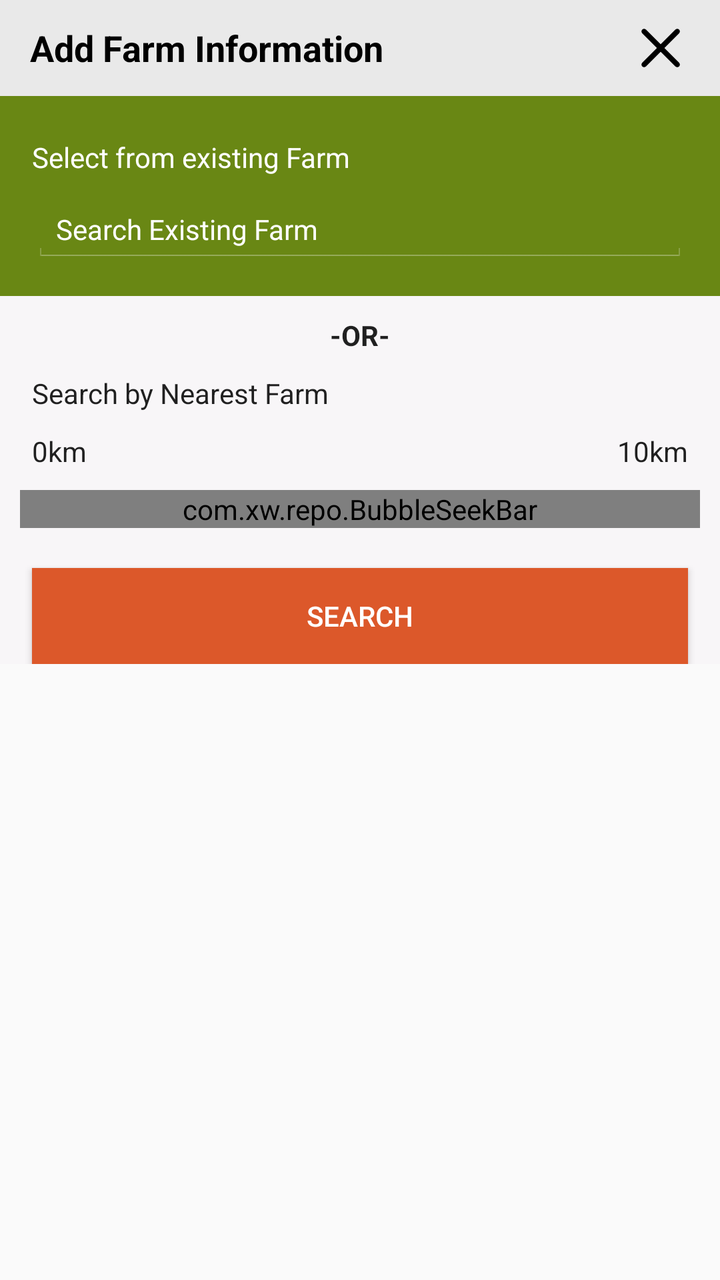
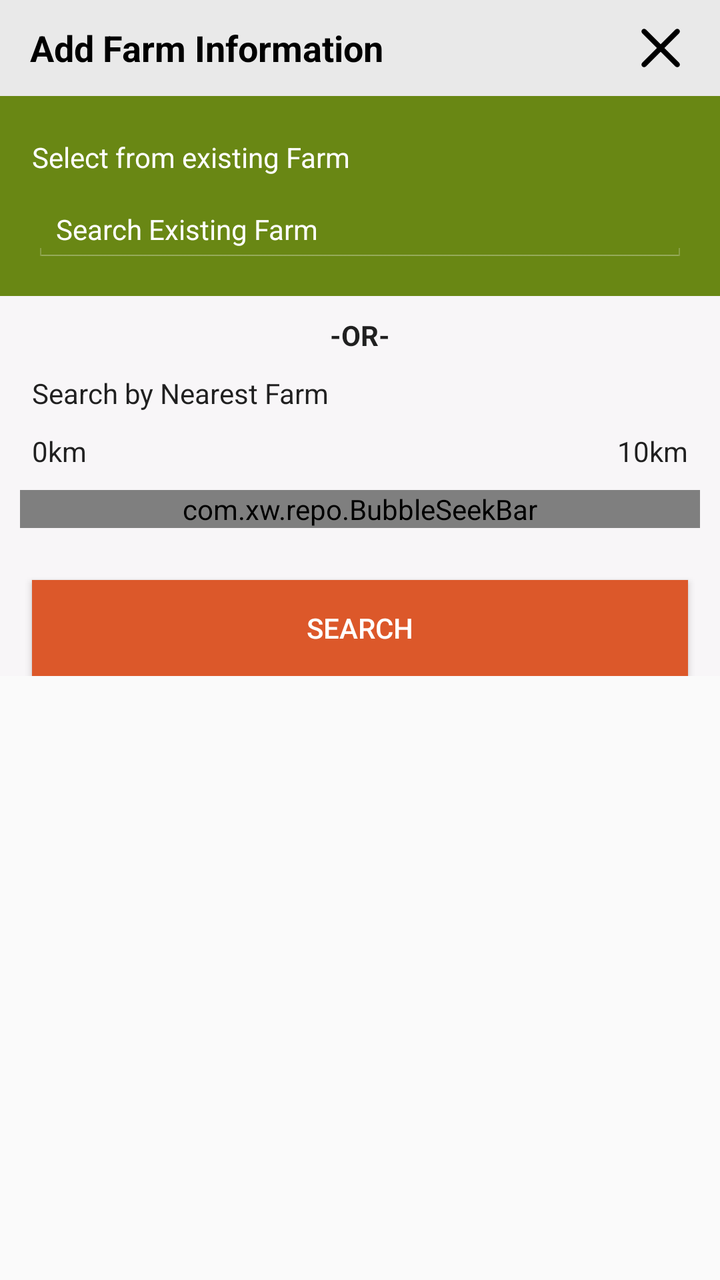

Screens rendered from an Android XML layout before and after an edit, with the pre-edit source and the edit as a unified diff.
<!-- AndroidManifest.xml: application theme AppCompactTheme -->
<!-- res/layout/acivity_multifarm_farm.xml -->
<RelativeLayout xmlns:android="http://schemas.android.com/apk/res/android"
    xmlns:app="http://schemas.android.com/apk/res-auto"
    xmlns:tools="http://schemas.android.com/tools"
    android:layout_width="match_parent"
    android:layout_height="match_parent"
    android:background="@color/ofis_page_background"
    tools:context="com.olam.digital.ofis.FindFarmerActivity"
    android:id="@+id/layout_find_farmer"
    tools:ignore="Overdraw">

    <LinearLayout
        android:orientation="vertical"
        android:layout_width="match_parent"
        android:layout_height="wrap_content"
        android:id="@+id/topSection"
        android:background="@color/ofis_farmer_screen_actions_background">

        <LinearLayout
            android:id="@+id/ll_title"
            android:layout_width="match_parent"
            android:layout_height="wrap_content"
            android:gravity="center"
            android:weightSum="10"
            android:background="@color/dark_gray"
            android:orientation="horizontal">

            <ImageView
                android:visibility="gone"
                android:layout_width="wrap_content"
                android:src="@drawable/ic_consent_close"
                android:layout_alignTop="@+id/signature_pad"
                android:id="@+id/back_btn"
                android:padding="10dp"
                android:layout_weight="1"
                android:gravity="left|end"
                android:layout_height="wrap_content" />

            <TextView
                android:id="@+id/tv_title_matchresult_dialog"
                android:layout_width="wrap_content"
                android:layout_height="wrap_content"
                android:layout_marginTop="5dp"
                android:layout_marginBottom="5dp"
                android:textColor="@color/black"
                android:padding="5dp"
                android:layout_marginLeft="10dp"
                android:text="@string/add_farm_Information"
                android:layout_weight="9"
                android:textAppearance="?android:textAppearanceMedium"
                android:textStyle="bold" />

            <ImageView
                android:layout_width="wrap_content"
                android:src="@drawable/ic_close_info"
                android:layout_alignTop="@+id/signature_pad"
                android:id="@+id/cancel_btn"
                android:padding="10dp"
                android:layout_weight="1"
                android:gravity="right|end"
                android:layout_height="wrap_content" />
        </LinearLayout>

        <LinearLayout
            android:id="@+id/existingFarmLayout"
            android:layout_width="match_parent"
            android:layout_height="wrap_content"
            android:orientation="vertical">

            <LinearLayout
                android:layout_width="match_parent"
                android:layout_height="wrap_content"
                android:layout_margin="@dimen/activity_horizontal_margin"
                android:orientation="vertical">
            <TextView
                android:layout_width="match_parent"
                android:textColor="@color/white"
                android:layout_marginTop="5dp"
                android:text="@string/select_from_existing_farm"
                android:layout_height="wrap_content"/>


                <LinearLayout
                    android:orientation="horizontal"
                    android:layout_width="match_parent"
                    android:layout_height="match_parent"
                    android:layout_marginTop="@dimen/margin_10"
                    android:background="@drawable/ofis_edit_text_holo_dark">

                    <EditText
                        android:layout_width="match_parent"
                        android:layout_height="wrap_content"
                        android:inputType="textCapWords"
                        android:textColorHint="@color/ofis_base_font_white"
                        android:textSize="@dimen/ofis_input_field_text"
                        android:id="@+id/existingFarmTV"
                        android:layout_weight="1"
                        android:textColor="@color/ofis_base_font_white"
                        android:hint="@string/search_existing_farm"
                        android:background="@android:color/transparent"/>
                    <ImageButton
                        android:layout_width="match_parent"
                        android:layout_height="match_parent"
                        android:id="@+id/imageButton"
                        android:layout_weight="8"
                        app:srcCompat="@drawable/ic_search"
                        android:background="@android:color/transparent"
                        android:contentDescription="@string/Search" />
                </LinearLayout>

            </LinearLayout>

        </LinearLayout>

    </LinearLayout>
    <LinearLayout
        android:id="@+id/searchSection"
        android:layout_width="match_parent"
        android:layout_height="wrap_content"
        android:layout_below="@+id/topSection"
        android:background="@color/btn_primary_inner"
        android:layout_marginBottom="@dimen/margin_10"
        android:orientation="vertical">
        <TextView
            android:text="-OR-"
            android:layout_width="match_parent"
            android:layout_gravity="center"
            android:gravity="center"
            android:textStyle="bold"
            android:layout_margin="@dimen/margin_10"
            android:textColor="@color/ofis_text_field"
            android:layout_height="wrap_content"/>

        <TextView
            android:text="@string/select_by_nearest_farm"
            android:layout_width="match_parent"
            android:layout_marginLeft="@dimen/activity_horizontal_margin"
            android:textColor="@color/ofis_text_field"
            android:layout_height="wrap_content"/>
        <RelativeLayout
            android:layout_width="match_parent"
            android:layout_marginTop="@dimen/margin_10"
            android:layout_marginLeft="@dimen/activity_vertical_margin"
            android:layout_marginRight="@dimen/activity_vertical_margin"
            android:layout_height="wrap_content">

            <TextView
                android:text="0km"
                android:textColor="@color/ofis_text_field"
                android:layout_alignParentRight="false"
                android:layout_width="wrap_content"
                android:layout_height="wrap_content"/>
            <TextView
                android:text="10km"
                android:textColor="@color/ofis_text_field"
                android:layout_alignParentRight="true"
                android:layout_width="wrap_content"
                android:layout_height="wrap_content"/>
        </RelativeLayout>

        <com.xw.repo.BubbleSeekBar
            android:id="@+id/seekbarKM"
            android:layout_width="match_parent"
            android:layout_height="wrap_content"
            android:layout_marginTop="8dp"
            app:bsb_auto_adjust_section_mark="true"
            app:bsb_max="10"
            app:bsb_rtl="false"
            android:layout_margin="@dimen/margin_10"
            android:layout_marginLeft="@dimen/activity_vertical_margin"
            android:layout_marginRight="@dimen/activity_vertical_margin"
            app:bsb_second_track_color="@color/ofis_action_button_background"
            app:bsb_section_count="10"
            app:bsb_section_text_position="below_section_mark"
            app:bsb_show_section_mark="true"
            app:bsb_show_section_text="true"
            app:bsb_show_thumb_text="true"
            app:bsb_touch_to_seek="true"/>

        <Button
            android:id="@+id/searchFarmLocationBtn"
            android:text="@string/Search"
            android:layout_marginTop="@dimen/margin_10"
            android:textColor="@color/ofis_base_font_white"
            android:layout_marginLeft="@dimen/activity_vertical_margin"
            android:layout_marginRight="@dimen/activity_vertical_margin"
            android:background="@color/ofis_action_button_background"
            android:layout_width="match_parent"
            android:layout_height="wrap_content"/>
    </LinearLayout>



    <LinearLayout
        android:orientation="vertical"
        android:layout_width="match_parent"
        android:layout_height="match_parent"
        android:id="@+id/bottomSection"
        android:layout_margin="@dimen/margin_10"
        android:layout_below="@+id/searchSection">

        <androidx.recyclerview.widget.RecyclerView
            android:id="@+id/multiFarmFarmReyclerView"
            android:layout_width="match_parent"
            android:layout_height="wrap_content"
            android:divider="@android:color/transparent"
            android:dividerHeight="2dp"/>
    </LinearLayout>

</RelativeLayout>
<!-- resources referenced by this layout -->
<resources>
  <color name="black">#000000</color>
  <color name="btn_primary_inner">#F8F6F8</color>
  <color name="dark_gray">#E9E9E9</color>
  <color name="ofis_action_button_background">#dc582a</color>
  <color name="ofis_base_font_white">#ffffff</color>
  <color name="ofis_farmer_screen_actions_background">#698714</color>
  <color name="ofis_page_background">#fffafafa</color>
  <color name="ofis_text_field">#DE000000</color>
  <color name="white">#FFFFFF</color>
  <dimen name="activity_horizontal_margin">16dp</dimen>
  <dimen name="activity_vertical_margin">16dp</dimen>
  <dimen name="margin_10">10dp</dimen>
  <dimen name="ofis_input_field_text">14sp</dimen>
  <string name="Search">Search</string>
  <string name="add_farm_Information">Add Farm Information</string>
  <string name="search_existing_farm">Search Existing Farm</string>
  <string name="select_by_nearest_farm">Search by Nearest Farm</string>
  <string name="select_from_existing_farm">Select from existing Farm</string>
  <style name="AppCompactTheme" parent="Theme.AppCompat.Light">
          
          <item name="spinnerStyle">@android:style/Widget.Holo.Light.Spinner</item>
          <item name="android:spinnerItemStyle">@style/SpinnerItem</item>
          <item name="spinnerDropDownItemStyle">@style/SpinnerItem.DropDownItem</item>
          <item name="dropDownListViewStyle">@style/StandardSpinner</item>
  
          <item name="actionBarStyle">@style/AppTheme.ActionBarStyle</item>
          <item name="android:splitMotionEvents">false</item>
          <item name="android:windowEnableSplitTouch">false</item>
  
      </style>
  <style name="SpinnerItem" parent="Widget.AppCompat.TextView.SpinnerItem">
          <item name="android:textColor">@color/ofis_base_font_white</item>
          <item name="android:textSize">@dimen/ofis_spinner_text</item>
      </style>
  <style name="SpinnerItem.DropDownItem" parent="Widget.AppCompat.Light.DropDownItem.Spinner">
          <item name="android:textColor">@color/ofis_text_field</item>
          <item name="background">@color/ofis_spinner_item_background</item>
      </style>
  <style name="StandardSpinner" parent="Widget.AppCompat.ListView.DropDown">
          <item name="android:dividerHeight">@dimen/ofis_spinner_itemseparator</item>
          <item name="divider">@color/ofis_spinner_divider</item>
      </style>
  <style name="AppTheme.ActionBarStyle" parent="Theme.AppCompat.Light">
          <item name="titleTextStyle">@style/AppTheme.ActionBar.TitleTextStyle</item>
      </style>
  <dimen name="ofis_spinner_text">14sp</dimen>
  <color name="ofis_spinner_item_background">@color/ofis_actionbar_background</color>
  <dimen name="ofis_spinner_itemseparator">1dp</dimen>
  <color name="ofis_spinner_divider">#ff333333</color>
  <style name="AppTheme.ActionBar.TitleTextStyle" parent="android:TextAppearance">
          <item name="android:textSize">@dimen/ofis_large_text</item>
          <item name="android:textStyle">bold</item>
      </style>
  <color name="ofis_actionbar_background">#dddddd</color>
  <dimen name="ofis_large_text">17sp</dimen>
  <!-- unchanged entries left out for length: 9 -->
</resources>

<!-- the commit's change to res/layout/acivity_multifarm_farm.xml (unified diff, before → after) -->
@@ -179,7 +179,7 @@
         <Button
             android:id="@+id/searchFarmLocationBtn"
             android:text="@string/Search"
-            android:layout_marginTop="@dimen/margin_10"
+            android:layout_marginTop="@dimen/activity_vertical_margin"
             android:textColor="@color/ofis_base_font_white"
             android:layout_marginLeft="@dimen/activity_vertical_margin"
             android:layout_marginRight="@dimen/activity_vertical_margin"
